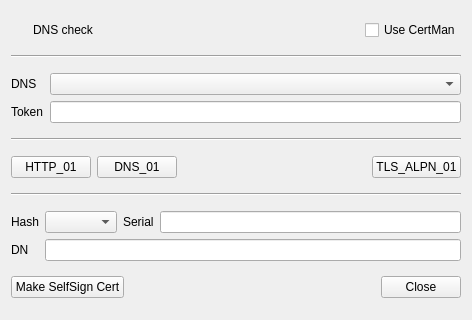
First picture: the form in BerEditor/dns_check_dlg.ui, repository jykim74/BerEditor, before the edit.
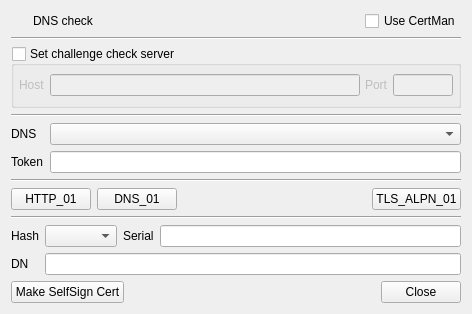
Second picture: the form after the edit. Icons and pictures are not drawn.

Commit message: DNS Check 작업

```diff
--- a/BerEditor/dns_check_dlg.ui
+++ b/BerEditor/dns_check_dlg.ui
@@ -7,7 +7,7 @@
     <x>0</x>
     <y>0</y>
     <width>472</width>
-    <height>320</height>
+    <height>314</height>
    </rect>
   </property>
   <property name="windowTitle">
@@ -72,6 +72,74 @@
      </property>
     </widget>
    </item>
+   <item>
+    <widget class="QGroupBox" name="mServerGroup">
+     <property name="title">
+      <string>Set challenge check server</string>
+     </property>
+     <property name="checkable">
+      <bool>true</bool>
+     </property>
+     <property name="checked">
+      <bool>false</bool>
+     </property>
+     <layout class="QVBoxLayout" name="verticalLayout_2">
+      <property name="spacing">
+       <number>5</number>
+      </property>
+      <property name="leftMargin">
+       <number>5</number>
+      </property>
+      <property name="topMargin">
+       <number>5</number>
+      </property>
+      <property name="rightMargin">
+       <number>5</number>
+      </property>
+      <property name="bottomMargin">
+       <number>5</number>
+      </property>
+      <item>
+       <layout class="QGridLayout" name="gridLayout_5">
+        <item row="0" column="1">
+         <widget class="QLineEdit" name="mHostText"/>
+        </item>
+        <item row="0" column="0">
+         <widget class="QLabel" name="label_7">
+          <property name="text">
+           <string>Host</string>
+          </property>
+         </widget>
+        </item>
+        <item row="0" column="2">
+         <widget class="QLabel" name="label_8">
+          <property name="text">
+           <string>Port</string>
+          </property>
+         </widget>
+        </item>
+        <item row="0" column="3">
+         <widget class="QLineEdit" name="mPortText">
+          <property name="maximumSize">
+           <size>
+            <width>60</width>
+            <height>16777215</height>
+           </size>
+          </property>
+         </widget>
+        </item>
+       </layout>
+      </item>
+     </layout>
+    </widget>
+   </item>
+   <item>
+    <widget class="Line" name="line_4">
+     <property name="orientation">
+      <enum>Qt::Horizontal</enum>
+     </property>
+    </widget>
+   </item>
    <item>
     <layout class="QGridLayout" name="gridLayout_2">
      <item row="0" column="1">
```
The commit also changes 4 other files.
